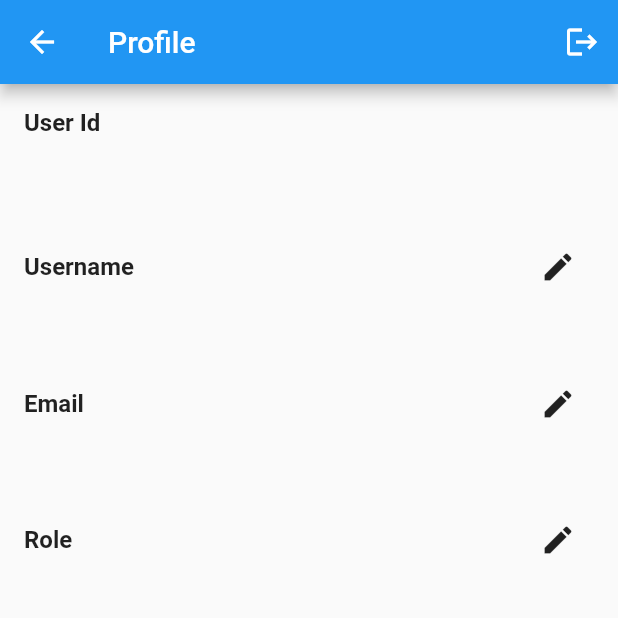
After one commit to nurullahturkoglu/flutter-jwt-auth-for-wordpress, a Flutter app: the ProfilePage screen opened directly, on a phone screen of 412 x 824 dp, the top half of it. The commit adds this screen. Run offline on Flutter 3.47's test engine with Material 2 defaults, Android fonts, the phone set to English and light mode, and no system bars; our stand-ins replace connectivity_plus, dio, flutter_secure_storage, shared_preferences; accounts and stored records are empty.

Commit message:
added book & profile pages

```diff
--- a/lib/main.dart
+++ b/lib/main.dart
@@ -1,7 +1,10 @@
 import 'package:flutter/material.dart';
+import 'package:flutter_jwt_auth/pages/view/books_page.dart';
 import 'package:flutter_jwt_auth/pages/view/login_page.dart';
+import 'package:flutter_jwt_auth/pages/view/profile_page.dart';
 import 'package:flutter_jwt_auth/pages/view/register_page.dart';
 import 'package:flutter_jwt_auth/pages/view/home_page.dart';
+import 'package:flutter_jwt_auth/widgets/auth_middleware.dart';
 
 void main() {
   runApp(const MyApp());
@@ -17,7 +20,9 @@ class MyApp extends StatelessWidget {
       routes: {
         '/login': (context) => const LoginPage(),
         '/register': (context) => const RegisterPage(),
-        '/home': (context) => const HomePage(),
+        '/home': (context) => const AuthMiddleware(child: HomePage()),
+        '/book': (context) => const AuthMiddleware(child: BookPage()),
+        '/profile': (context) => const AuthMiddleware(child: ProfilePage()),
       },
       home: const LoginPage(),
     );
--- /dev/null
+++ b/lib/pages/view/profile_page.dart
@@ -0,0 +1,133 @@
+import 'package:flutter/material.dart';
+import 'package:flutter_jwt_auth/services/wordpress_auth_methods.dart';
+
+import '../../models/user_model.dart';
+import '../../services/manage_shared_preferences.dart';
+
+class ProfilePage extends StatefulWidget {
+  const ProfilePage({super.key});
+
+  @override
+  State<ProfilePage> createState() => _ProfilePageState();
+}
+
+class _ProfilePageState extends State<ProfilePage> {
+  UserModel? user;
+
+  @override
+  initState() {
+    super.initState();
+    initUser();
+  }
+
+  initUser() async {
+    user = await ManageSharedPreferences.getUser();
+    setState(() {});
+  }
+
+  @override
+  Widget build(BuildContext context) {
+    return Scaffold(
+      appBar: AppBar(
+        title: const Text('Profile'),
+        actions: [
+          IconButton(
+            icon: Icon(Icons.logout),
+            onPressed: () {
+              WordPressAuthMethods().clearUser();
+              Navigator.of(context).pushNamed('/login');
+            },
+          ),
+        ],
+      ),
+      body: Padding(
+        padding: EdgeInsets.all(16.0),
+        child: Column(
+          crossAxisAlignment: CrossAxisAlignment.start,
+          children: [
+            const Row(
+              mainAxisAlignment: MainAxisAlignment.spaceBetween,
+              children: [
+                Text(
+                  'User Id',
+                  style: TextStyle(
+                    fontSize: 16,
+                    fontWeight: FontWeight.bold,
+                  ),
+                ),
+              ],
+            ),
+            SizedBox(height: 20),
+            Text(
+              user?.userId ?? '',
+              style: TextStyle(fontSize: 20),
+            ),
+            const SizedBox(height: 20),
+            Row(
+              mainAxisAlignment: MainAxisAlignment.spaceBetween,
+              children: [
+                const Text(
+                  'Username',
+                  style: TextStyle(
+                    fontSize: 16,
+                    fontWeight: FontWeight.bold,
+                  ),
+                ),
+                IconButton(
+                  icon: Icon(Icons.edit),
+                  onPressed: () {},
+                ),
+              ],
+            ),
+            Text(
+              user?.userNicename ?? '',
+              style: TextStyle(fontSize: 20),
+            ),
+            const SizedBox(height: 20),
+            Row(
+              mainAxisAlignment: MainAxisAlignment.spaceBetween,
+              children: [
+                const Text(
+                  'Email',
+                  style: TextStyle(
+                    fontSize: 16,
+                    fontWeight: FontWeight.bold,
+                  ),
+                ),
+                IconButton(
+                  icon: Icon(Icons.edit),
+                  onPressed: () {},
+                ),
+              ],
+            ),
+            Text(
+              user?.userEmail ?? '',
+              style: TextStyle(fontSize: 20),
+            ),
+            SizedBox(height: 20),
+            Row(
+              mainAxisAlignment: MainAxisAlignment.spaceBetween,
+              children: [
+                const Text(
+                  'Role',
+                  style: TextStyle(
+                    fontSize: 16,
+                    fontWeight: FontWeight.bold,
+                  ),
+                ),
+                IconButton(
+                  icon: Icon(Icons.edit),
+                  onPressed: () {},
+                ),
+              ],
+            ),
+            Text(
+              user?.userRole ?? '',
+              style: const TextStyle(fontSize: 20),
+            ),
+          ],
+        ),
+      ),
+    );
+  }
+}
```
Also changed, not shown: lib/pages/view/books_page.dart (added, +84 -0 lines), pubspec.yaml (+2 -9 lines), pubspec.lock.
